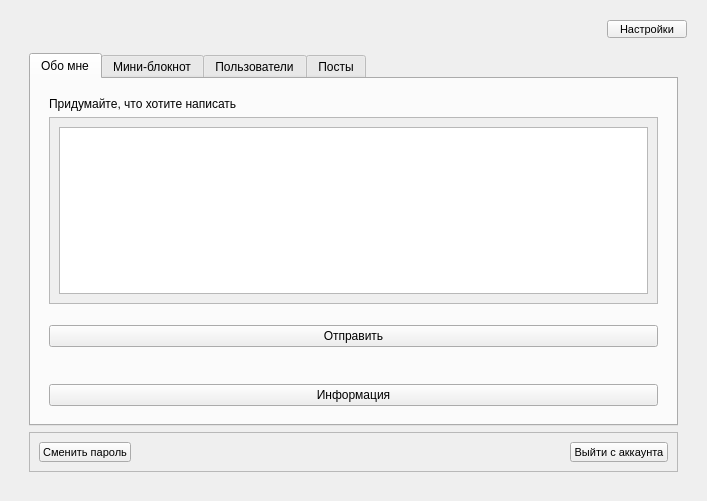
Old version of the form front/mainApp.ui in the repository ZXCmitya/Y11.
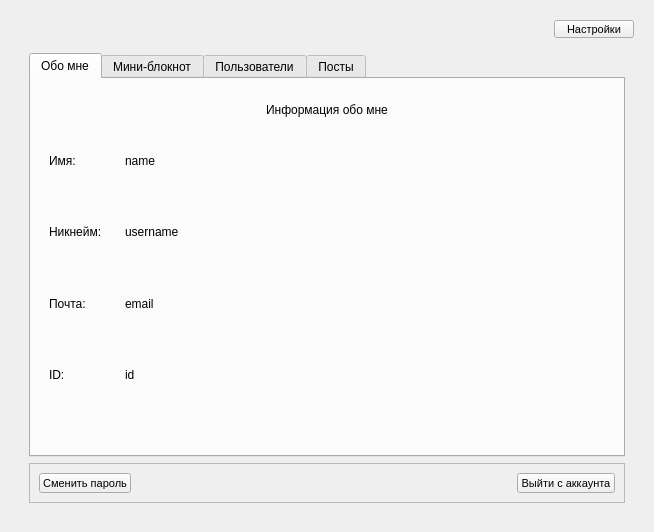
New version of the form. The open tabs and pages were chosen to show the change.

Commit message: changed post widget location

```diff
--- a/front/mainApp.ui
+++ b/front/mainApp.ui
@@ -6,8 +6,8 @@
    <rect>
     <x>0</x>
     <y>0</y>
-    <width>707</width>
-    <height>501</height>
+    <width>654</width>
+    <height>532</height>
    </rect>
   </property>
   <property name="windowTitle">
@@ -42,7 +42,7 @@
        <item>
         <widget class="QStackedWidget" name="stackedWidget">
          <property name="currentIndex">
-          <number>3</number>
+          <number>2</number>
          </property>
          <widget class="QWidget" name="login_page">
           <layout class="QVBoxLayout" name="verticalLayout_3">
@@ -391,7 +391,7 @@
               <bool>false</bool>
              </property>
              <property name="currentIndex">
-              <number>0</number>
+              <number>3</number>
              </property>
              <widget class="QWidget" name="tab">
               <attribute name="title">
@@ -518,99 +518,6 @@
                      </item>
                     </layout>
                    </item>
-                   <item>
-                    <widget class="QPushButton" name="btn_to_post">
-                     <property name="text">
-                      <string>Написать пост</string>
-                     </property>
-                    </widget>
-                   </item>
-                  </layout>
-                 </widget>
-                 <widget class="QWidget" name="page_2">
-                  <layout class="QVBoxLayout" name="verticalLayout_13">
-                   <item>
-                    <widget class="QLabel" name="label_6">
-                     <property name="text">
-                      <string>Придумайте, что хотите написать</string>
-                     </property>
-                    </widget>
-                   </item>
-                   <item>
-                    <widget class="QScrollArea" name="scrollArea_2">
-                     <property name="widgetResizable">
-                      <bool>true</bool>
-                     </property>
-                     <widget class="QWidget" name="scrollAreaWidgetContents_2">
-                      <property name="geometry">
-                       <rect>
-                        <x>0</x>
-                        <y>0</y>
-                        <width>98</width>
-                        <height>88</height>
-                       </rect>
-                      </property>
-                      <layout class="QVBoxLayout" name="verticalLayout_12">
-                       <item>
-                        <widget class="QPlainTextEdit" name="text_post"/>
-                       </item>
-                      </layout>
-                     </widget>
-                    </widget>
-                   </item>
-                   <item>
-                    <spacer name="verticalSpacer_14">
-                     <property name="orientation">
-                      <enum>Qt::Vertical</enum>
-                     </property>
-                     <property name="sizeType">
-                      <enum>QSizePolicy::Minimum</enum>
-                     </property>
-                     <property name="sizeHint" stdset="0">
-                      <size>
-                       <width>20</width>
-                       <height>15</height>
-                      </size>
-                     </property>
-                    </spacer>
-                   </item>
-                   <item>
-                    <widget class="QPushButton" name="btn_send_post">
-                     <property name="text">
-                      <string>Отправить</string>
-                     </property>
-                    </widget>
-                   </item>
-                   <item>
-                    <widget class="QLabel" name="label_message_post">
-                     <property name="text">
-                      <string/>
-                     </property>
-                    </widget>
-                   </item>
-                   <item>
-                    <spacer name="verticalSpacer_13">
-                     <property name="orientation">
-                      <enum>Qt::Vertical</enum>
-                     </property>
-                     <property name="sizeType">
-                      <enum>QSizePolicy::Maximum</enum>
-                     </property>
-                     <property name="sizeHint" stdset="0">
-                      <size>
-                       <width>20</width>
-                       <height>35</height>
-                      </size>
-                     </property>
-                    </spacer>
-                   </item>
-                   <item>
-                    <widget class="QPushButton" name="btn_to_info">
-                     <property name="text">
-                      <string>Информация</string>
-                     </property>
-                    </widget>
-                   </item>
                   </layout>
                  </widget>
                 </widget>
@@ -687,16 +594,80 @@
               <attribute name="title">
                <string>Посты</string>
               </attribute>
-              <layout class="QVBoxLayout" name="verticalLayout_8">
+              <layout class="QHBoxLayout" name="horizontalLayout_5">
                <item>
-                <widget class="QPushButton" name="btn_fill_posts">
-                 <property name="text">
-                  <string>Заполнить список</string>
+                <widget class="QFrame" name="frame_5">
+                 <property name="frameShape">
+                  <enum>QFrame::StyledPanel</enum>
                  </property>
+                 <property name="frameShadow">
+                  <enum>QFrame::Raised</enum>
+                 </property>
+                 <layout class="QVBoxLayout" name="verticalLayout_8">
+                  <item alignment="Qt::AlignTop">
+                   <widget class="QLabel" name="label_15">
+                    <property name="text">
+                     <string>Придумайте, что хотите написать</string>
+                    </property>
+                   </widget>
+                  </item>
+                  <item>
+                   <widget class="QPlainTextEdit" name="text_post"/>
+                  </item>
+                  <item>
+                   <spacer name="verticalSpacer_21">
+                    <property name="orientation">
+                     <enum>Qt::Vertical</enum>
+                    </property>
+                    <property name="sizeType">
+                     <enum>QSizePolicy::Fixed</enum>
+                    </property>
+                    <property name="sizeHint" stdset="0">
+                     <size>
+                      <width>20</width>
+                      <height>10</height>
+                     </size>
+                    </property>
+                   </spacer>
+                  </item>
+                  <item>
+                   <widget class="QLabel" name="label_message_post">
+                    <property name="text">
+                     <string/>
+                    </property>
+                   </widget>
+                  </item>
+                  <item>
+                   <widget class="QPushButton" name="btn_send_post">
+                    <property name="text">
+                     <string>Отправить</string>
+                    </property>
+                   </widget>
+                  </item>
+                 </layout>
                 </widget>
                </item>
                <item>
-                <widget class="QListWidget" name="list_posts"/>
+                <widget class="QFrame" name="frame_4">
+                 <property name="frameShape">
+                  <enum>QFrame::StyledPanel</enum>
+                 </property>
+                 <property name="frameShadow">
+                  <enum>QFrame::Raised</enum>
+                 </property>
+                 <layout class="QVBoxLayout" name="verticalLayout_19">
+                  <item>
+                   <widget class="QPushButton" name="btn_fill_posts">
+                    <property name="text">
+                     <string>Заполнить список постов</string>
+                    </property>
+                   </widget>
+                  </item>
+                  <item>
+                   <widget class="QListWidget" name="list_posts"/>
+                  </item>
+                 </layout>
+                </widget>
                </item>
               </layout>
              </widget>
```
The commit also changes 4 other files.
